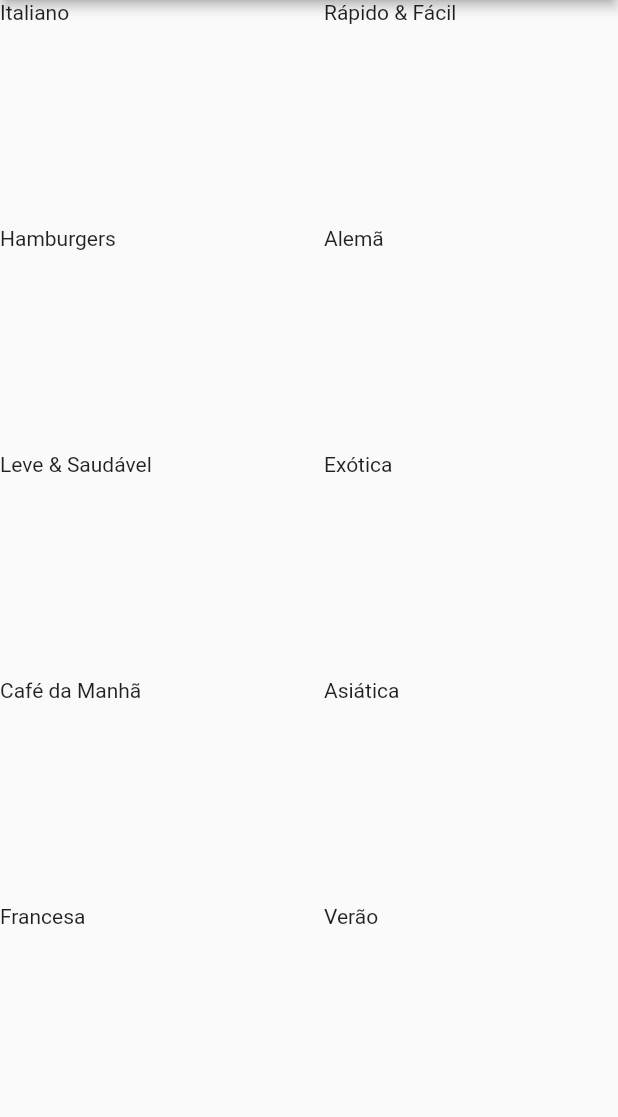
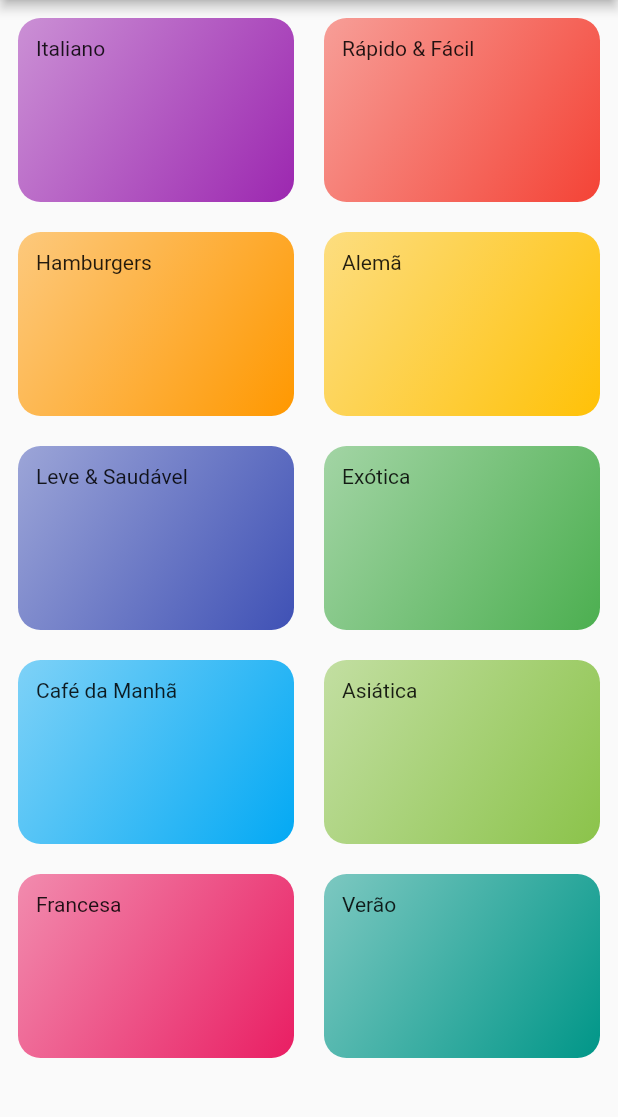
Before and after one commit to danilovalerio/receitas, a Flutter app: the screen it shows after launch, on a phone screen of 412 x 824 dp, the part 84-1201 px from its top. Run offline on Flutter 3.47's test engine with Material 2 defaults, Android fonts, the light colour scheme and no system bars; our stand-ins replace device_preview.

Commit message:
melhorias de espacamento no category item e no gridview

```diff
--- a/lib/components/category_item.dart
+++ b/lib/components/category_item.dart
@@ -1,3 +1,4 @@
+import 'package:flutter/cupertino.dart';
 import 'package:flutter/material.dart';
 import 'package:receitas/models/category.dart';
 
@@ -12,7 +13,19 @@ class CategoryItem extends StatelessWidget {
   @override
   Widget build(BuildContext context) {
     return Container(
+      padding: EdgeInsets.all(12),
       child: Text(category.title),
+      decoration: BoxDecoration(
+        borderRadius: BorderRadius.circular(15),
+        gradient: LinearGradient(
+          colors: [
+            category.color.withOpacity(0.5),
+            category.color,
+          ],
+          begin: Alignment.topLeft,
+          end: Alignment.bottomRight,
+        ),
+      ),
     );
   }
 }
--- a/lib/main.dart
+++ b/lib/main.dart
@@ -5,9 +5,8 @@ import 'package:receitas/screens/categories_screen.dart';
 void main() {
   runApp(DevicePreview(builder: (context) {
     return MaterialApp(
-      title: "Title",
+      title: "Vamos Cozinhar",
       debugShowCheckedModeBanner: false,
-
       //Device Preview
       builder: DevicePreview.appBuilder,
       locale: DevicePreview.locale(context),
@@ -16,7 +15,6 @@ void main() {
       home: CategoriesScreen(),
     );
   }));
-
   // runApp(const MyApp());
 }
 
--- a/lib/screens/categories_screen.dart
+++ b/lib/screens/categories_screen.dart
@@ -13,6 +13,7 @@ class CategoriesScreen extends StatelessWidget {
         elevation: 3,
       ),
       body: GridView(
+        padding: const EdgeInsets.all(12),
         ///Sliver é uma area com scroll
         ///GridDelegate Renderizado com MaxCrossAxisExtent
         gridDelegate: const SliverGridDelegateWithMaxCrossAxisExtent(
```
